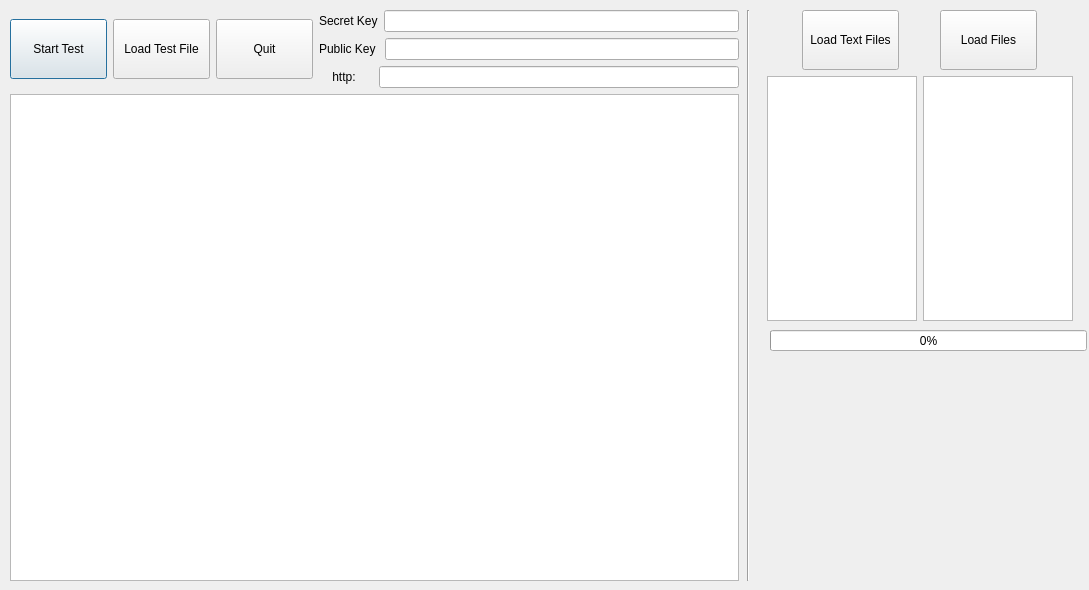
Old version of the form main_design.ui in the repository yvgenyk/API-Test2.
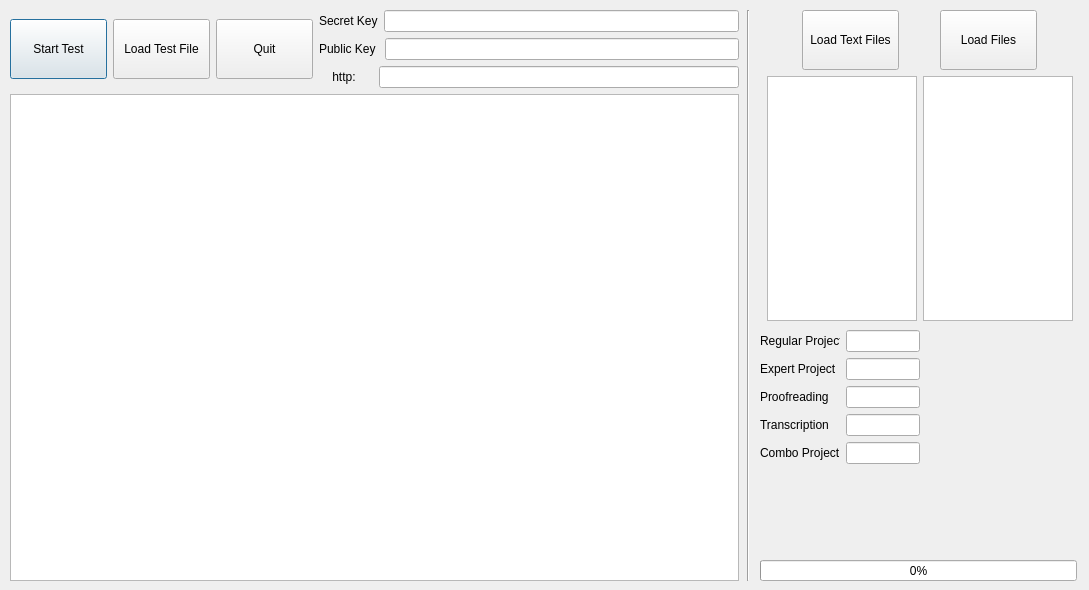
New version of the form.

Patch:
```diff
--- a/main_design.ui
+++ b/main_design.ui
@@ -281,8 +281,8 @@
   <widget class="QProgressBar" name="progressBar">
    <property name="geometry">
     <rect>
-     <x>770</x>
-     <y>330</y>
+     <x>760</x>
+     <y>560</y>
      <width>317</width>
      <height>21</height>
     </rect>
@@ -291,6 +291,118 @@
     <number>0</number>
    </property>
   </widget>
+  <widget class="QWidget" name="verticalLayoutWidget">
+   <property name="geometry">
+    <rect>
+     <x>760</x>
+     <y>330</y>
+     <width>160</width>
+     <height>136</height>
+    </rect>
+   </property>
+   <layout class="QVBoxLayout" name="verticalLayout_4">
+    <item>
+     <layout class="QHBoxLayout" name="horizontalLayout_7">
+      <item>
+       <widget class="QLabel" name="label_4">
+        <property name="minimumSize">
+         <size>
+          <width>80</width>
+          <height>0</height>
+         </size>
+        </property>
+        <property name="text">
+         <string>Regular Project</string>
+        </property>
+       </widget>
+      </item>
+      <item>
+       <widget class="QLineEdit" name="reg_proj"/>
+      </item>
+     </layout>
+    </item>
+    <item>
+     <layout class="QHBoxLayout" name="horizontalLayout_8">
+      <item>
+       <widget class="QLabel" name="label_5">
+        <property name="minimumSize">
+         <size>
+          <width>80</width>
+          <height>0</height>
+         </size>
+        </property>
+        <property name="text">
+         <string>Expert Project</string>
+        </property>
+       </widget>
+      </item>
+      <item>
+       <widget class="QLineEdit" name="expert_proj"/>
+      </item>
+     </layout>
+    </item>
+    <item>
+     <layout class="QHBoxLayout" name="horizontalLayout_9">
+      <item>
+       <widget class="QLabel" name="label_6">
+        <property name="minimumSize">
+         <size>
+          <width>80</width>
+          <height>0</height>
+         </size>
+        </property>
+        <property name="text">
+         <string>Proofreading</string>
+        </property>
+       </widget>
+      </item>
+      <item>
+       <widget class="QLineEdit" name="proof_proj"/>
+      </item>
+     </layout>
+    </item>
+    <item>
+     <layout class="QHBoxLayout" name="horizontalLayout_10">
+      <item>
+       <widget class="QLabel" name="label_7">
+        <property name="minimumSize">
+         <size>
+          <width>80</width>
+          <height>0</height>
+         </size>
+        </property>
+        <property name="text">
+         <string>Transcription</string>
+        </property>
+       </widget>
+      </item>
+      <item>
+       <widget class="QLineEdit" name="transcript_proj"/>
+      </item>
+     </layout>
+    </item>
+    <item>
+     <layout class="QHBoxLayout" name="horizontalLayout_11">
+      <item>
+       <widget class="QLabel" name="label_8">
+        <property name="minimumSize">
+         <size>
+          <width>80</width>
+          <height>0</height>
+         </size>
+        </property>
+        <property name="text">
+         <string>Combo Project</string>
+        </property>
+       </widget>
+      </item>
+      <item>
+       <widget class="QLineEdit" name="combo_proj"/>
+      </item>
+     </layout>
+    </item>
+   </layout>
+  </widget>
  </widget>
  <resources/>
  <connections/>
```
